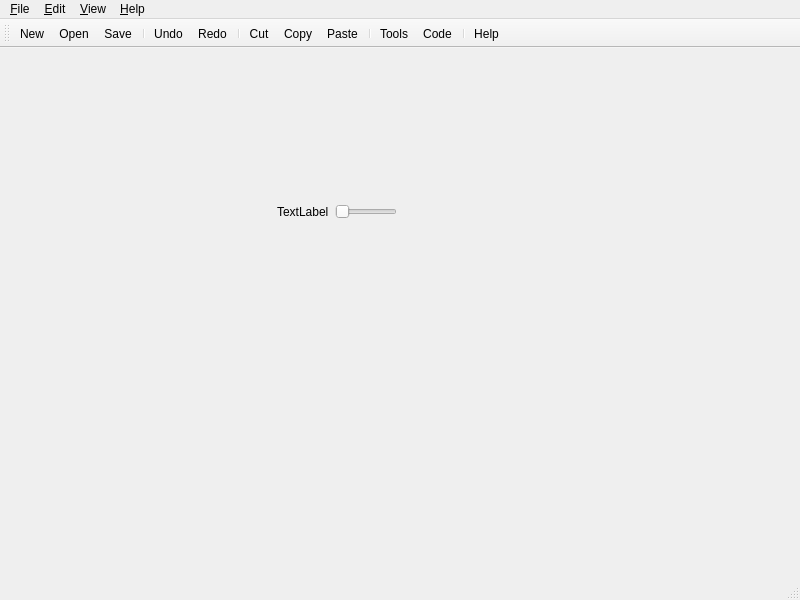
viktor-zin/afce, file mainwindow.ui: the form before one commit.
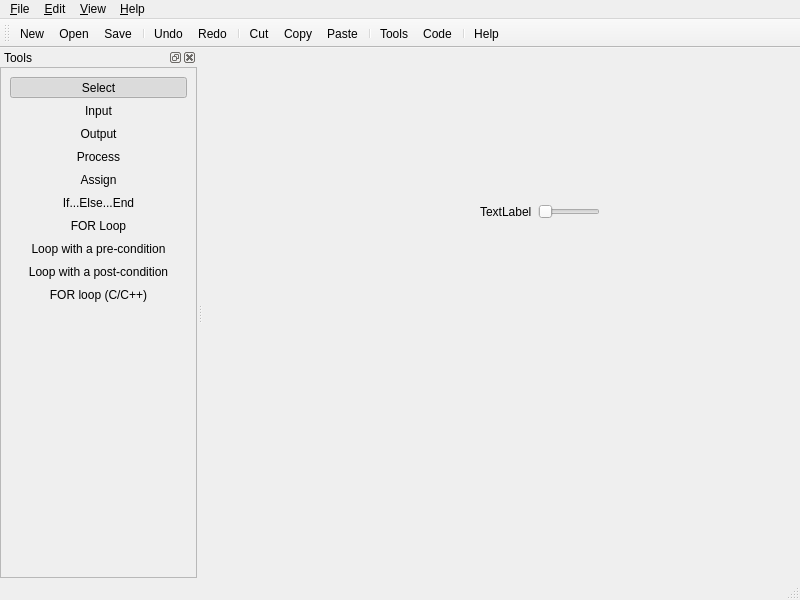
The form after the commit. Icons and pictures are not drawn.

The edit to the form file:
```diff
--- a/mainwindow.ui
+++ b/mainwindow.ui
@@ -161,6 +161,427 @@
    <addaction name="separator"/>
    <addaction name="actHelp"/>
   </widget>
+  <widget class="QDockWidget" name="dock_tools">
+   <property name="minimumSize">
+    <size>
+     <width>197</width>
+     <height>448</height>
+    </size>
+   </property>
+   <property name="allowedAreas">
+    <set>Qt::LeftDockWidgetArea|Qt::RightDockWidgetArea</set>
+   </property>
+   <property name="windowTitle">
+    <string>Tools</string>
+   </property>
+   <attribute name="dockWidgetArea">
+    <number>1</number>
+   </attribute>
+   <widget class="QWidget" name="dockWidgetContents">
+    <layout class="QVBoxLayout" name="verticalLayout_2">
+     <property name="spacing">
+      <number>0</number>
+     </property>
+     <property name="leftMargin">
+      <number>0</number>
+     </property>
+     <property name="topMargin">
+      <number>0</number>
+     </property>
+     <property name="rightMargin">
+      <number>0</number>
+     </property>
+     <property name="bottomMargin">
+      <number>0</number>
+     </property>
+     <item>
+      <widget class="QFrame" name="toolsWidget">
+       <property name="frameShape">
+        <enum>QFrame::StyledPanel</enum>
+       </property>
+       <property name="frameShadow">
+        <enum>QFrame::Plain</enum>
+       </property>
+       <layout class="QVBoxLayout" name="verticalLayout_3">
+        <item>
+         <layout class="QVBoxLayout" name="tl">
+          <property name="spacing">
+           <number>2</number>
+          </property>
+          <item>
+           <widget class="QToolButton" name="tbArrow">
+            <property name="sizePolicy">
+             <sizepolicy hsizetype="Minimum" vsizetype="Fixed">
+              <horstretch>0</horstretch>
+              <verstretch>0</verstretch>
+             </sizepolicy>
+            </property>
+            <property name="text">
+             <string>Select</string>
+            </property>
+            <property name="icon">
+             <iconset resource="afce.qrc">
+              <normaloff>:/images/arrow.png</normaloff>:/images/arrow.png</iconset>
+            </property>
+            <property name="iconSize">
+             <size>
+              <width>32</width>
+              <height>32</height>
+             </size>
+            </property>
+            <property name="checkable">
+             <bool>true</bool>
+            </property>
+            <property name="checked">
+             <bool>true</bool>
+            </property>
+            <property name="autoExclusive">
+             <bool>true</bool>
+            </property>
+            <property name="toolButtonStyle">
+             <enum>Qt::ToolButtonTextBesideIcon</enum>
+            </property>
+            <property name="autoRaise">
+             <bool>true</bool>
+            </property>
+           </widget>
+          </item>
+          <item>
+           <widget class="QToolButton" name="tbIo">
+            <property name="sizePolicy">
+             <sizepolicy hsizetype="Minimum" vsizetype="Fixed">
+              <horstretch>0</horstretch>
+              <verstretch>0</verstretch>
+             </sizepolicy>
+            </property>
+            <property name="text">
+             <string>Input</string>
+            </property>
+            <property name="icon">
+             <iconset resource="afce.qrc">
+              <normaloff>:/images/io.png</normaloff>:/images/io.png</iconset>
+            </property>
+            <property name="iconSize">
+             <size>
+              <width>32</width>
+              <height>32</height>
+             </size>
+            </property>
+            <property name="checkable">
+             <bool>true</bool>
+            </property>
+            <property name="autoExclusive">
+             <bool>true</bool>
+            </property>
+            <property name="toolButtonStyle">
+             <enum>Qt::ToolButtonTextBesideIcon</enum>
+            </property>
+            <property name="autoRaise">
+             <bool>true</bool>
+            </property>
+           </widget>
+          </item>
+          <item>
+           <widget class="QToolButton" name="tbOu">
+            <property name="sizePolicy">
+             <sizepolicy hsizetype="Minimum" vsizetype="Fixed">
+              <horstretch>0</horstretch>
+              <verstretch>0</verstretch>
+             </sizepolicy>
+            </property>
+            <property name="text">
+             <string>Output</string>
+            </property>
+            <property name="icon">
+             <iconset resource="afce.qrc">
+              <normaloff>:/images/ou.png</normaloff>:/images/ou.png</iconset>
+            </property>
+            <property name="iconSize">
+             <size>
+              <width>32</width>
+              <height>32</height>
+             </size>
+            </property>
+            <property name="checkable">
+             <bool>true</bool>
+            </property>
+            <property name="autoExclusive">
+             <bool>true</bool>
+            </property>
+            <property name="toolButtonStyle">
+             <enum>Qt::ToolButtonTextBesideIcon</enum>
+            </property>
+            <property name="autoRaise">
+             <bool>true</bool>
+            </property>
+           </widget>
+          </item>
+          <item>
+           <widget class="QToolButton" name="tbProcess">
+            <property name="sizePolicy">
+             <sizepolicy hsizetype="Minimum" vsizetype="Fixed">
+              <horstretch>0</horstretch>
+              <verstretch>0</verstretch>
+             </sizepolicy>
+            </property>
+            <property name="text">
+             <string>Process</string>
+            </property>
+            <property name="icon">
+             <iconset resource="afce.qrc">
+              <normaloff>:/images/simple.png</normaloff>:/images/simple.png</iconset>
+            </property>
+            <property name="iconSize">
+             <size>
+              <width>32</width>
+              <height>32</height>
+             </size>
+            </property>
+            <property name="checkable">
+             <bool>true</bool>
+            </property>
+            <property name="autoExclusive">
+             <bool>true</bool>
+            </property>
+            <property name="toolButtonStyle">
+             <enum>Qt::ToolButtonTextBesideIcon</enum>
+            </property>
+            <property name="autoRaise">
+             <bool>true</bool>
+            </property>
+           </widget>
+          </item>
+          <item>
+           <widget class="QToolButton" name="tbAssign">
+            <property name="sizePolicy">
+             <sizepolicy hsizetype="Minimum" vsizetype="Fixed">
+              <horstretch>0</horstretch>
+              <verstretch>0</verstretch>
+             </sizepolicy>
+            </property>
+            <property name="text">
+             <string>Assign</string>
+            </property>
+            <property name="icon">
+             <iconset resource="afce.qrc">
+              <normaloff>:/images/assign.png</normaloff>:/images/assign.png</iconset>
+            </property>
+            <property name="iconSize">
+             <size>
+              <width>32</width>
+              <height>32</height>
+             </size>
+            </property>
+            <property name="checkable">
+             <bool>true</bool>
+            </property>
+            <property name="autoExclusive">
+             <bool>true</bool>
+            </property>
+            <property name="toolButtonStyle">
+             <enum>Qt::ToolButtonTextBesideIcon</enum>
+            </property>
+            <property name="autoRaise">
+             <bool>true</bool>
+            </property>
+           </widget>
+          </item>
+          <item>
+           <widget class="QToolButton" name="tbIf">
+            <property name="sizePolicy">
+             <sizepolicy hsizetype="Minimum" vsizetype="Fixed">
+              <horstretch>0</horstretch>
+              <verstretch>0</verstretch>
+             </sizepolicy>
+            </property>
+            <property name="text">
+             <string>If...Else...End</string>
+            </property>
+            <property name="icon">
+             <iconset resource="afce.qrc">
+              <normaloff>:/images/if.png</normaloff>:/images/if.png</iconset>
+            </property>
+            <property name="iconSize">
+             <size>
+              <width>32</width>
+              <height>32</height>
+             </size>
+            </property>
+            <property name="checkable">
+             <bool>true</bool>
+            </property>
+            <property name="autoExclusive">
+             <bool>true</bool>
+            </property>
+            <property name="toolButtonStyle">
+             <enum>Qt::ToolButtonTextBesideIcon</enum>
+            </property>
+            <property name="autoRaise">
+             <bool>true</bool>
+            </property>
+           </widget>
+          </item>
+          <item>
+           <widget class="QToolButton" name="tbFor">
+            <property name="sizePolicy">
+             <sizepolicy hsizetype="Minimum" vsizetype="Fixed">
+              <horstretch>0</horstretch>
+              <verstretch>0</verstretch>
+             </sizepolicy>
+            </property>
+            <property name="text">
+             <string>FOR Loop</string>
+            </property>
+            <property name="icon">
+             <iconset resource="afce.qrc">
+              <normaloff>:/images/for.png</normaloff>:/images/for.png</iconset>
+            </property>
+            <property name="iconSize">
+             <size>
+              <width>32</width>
+              <height>32</height>
+             </size>
+            </property>
+            <property name="checkable">
+             <bool>true</bool>
+            </property>
+            <property name="autoExclusive">
+             <bool>true</bool>
+            </property>
+            <property name="toolButtonStyle">
+             <enum>Qt::ToolButtonTextBesideIcon</enum>
+            </property>
+            <property name="autoRaise">
+             <bool>true</bool>
+            </property>
+           </widget>
+          </item>
+          <item>
+           <widget class="QToolButton" name="tbWhilePre">
+            <property name="sizePolicy">
+             <sizepolicy hsizetype="Minimum" vsizetype="Fixed">
+              <horstretch>0</horstretch>
+              <verstretch>0</verstretch>
+             </sizepolicy>
+            </property>
+            <property name="text">
+             <string>Loop with a pre-condition</string>
+            </property>
+            <property name="icon">
+             <iconset resource="afce.qrc">
+              <normaloff>:/images/while.png</normaloff>:/images/while.png</iconset>
+            </property>
+            <property name="iconSize">
+             <size>
+              <width>32</width>
+              <height>32</height>
+             </size>
+            </property>
+            <property name="checkable">
+             <bool>true</bool>
+            </property>
+            <property name="autoExclusive">
+             <bool>true</bool>
+            </property>
+            <property name="toolButtonStyle">
+             <enum>Qt::ToolButtonTextBesideIcon</enum>
+            </property>
+            <property name="autoRaise">
+             <bool>true</bool>
+            </property>
+           </widget>
+          </item>
+          <item>
+           <widget class="QToolButton" name="tbWhilePost">
+            <property name="sizePolicy">
+             <sizepolicy hsizetype="Minimum" vsizetype="Fixed">
+              <horstretch>0</horstretch>
+              <verstretch>0</verstretch>
+             </sizepolicy>
+            </property>
+            <property name="text">
+             <string>Loop with a post-condition</string>
+            </property>
+            <property name="icon">
+             <iconset resource="afce.qrc">
+              <normaloff>:/images/until.png</normaloff>:/images/until.png</iconset>
+            </property>
+            <property name="iconSize">
+             <size>
+              <width>32</width>
+              <height>32</height>
+             </size>
+            </property>
+            <property name="checkable">
+             <bool>true</bool>
+            </property>
+            <property name="autoExclusive">
+             <bool>true</bool>
+            </property>
+            <property name="toolButtonStyle">
+             <enum>Qt::ToolButtonTextBesideIcon</enum>
+            </property>
+            <property name="autoRaise">
+             <bool>true</bool>
+            </property>
+           </widget>
+          </item>
+          <item>
+           <widget class="QToolButton" name="tbForCStyle">
+            <property name="sizePolicy">
+             <sizepolicy hsizetype="Minimum" vsizetype="Fixed">
+              <horstretch>0</horstretch>
+              <verstretch>0</verstretch>
+             </sizepolicy>
+            </property>
+            <property name="text">
+             <string>FOR loop (C/C++)</string>
+            </property>
+            <property name="icon">
+             <iconset resource="afce.qrc">
+              <normaloff>:/images/forc.png</normaloff>:/images/forc.png</iconset>
+            </property>
+            <property name="iconSize">
+             <size>
+              <width>32</width>
+              <height>32</height>
+             </size>
+            </property>
+            <property name="checkable">
+             <bool>true</bool>
+            </property>
+            <property name="autoExclusive">
+             <bool>true</bool>
+            </property>
+            <property name="toolButtonStyle">
+             <enum>Qt::ToolButtonTextBesideIcon</enum>
+            </property>
+            <property name="autoRaise">
+             <bool>true</bool>
+            </property>
+           </widget>
+          </item>
+         </layout>
+        </item>
+        <item>
+         <spacer name="verticalSpacer">
+          <property name="orientation">
+           <enum>Qt::Vertical</enum>
+          </property>
+          <property name="sizeHint" stdset="0">
+           <size>
+            <width>20</width>
+            <height>40</height>
+           </size>
+          </property>
+         </spacer>
+        </item>
+       </layout>
+      </widget>
+     </item>
+    </layout>
+   </widget>
+  </widget>
   <action name="actExit">
    <property name="icon">
     <iconset resource="afce.qrc">
```
Left out of the diff: 32 changed lines with no effect on the pictures.
